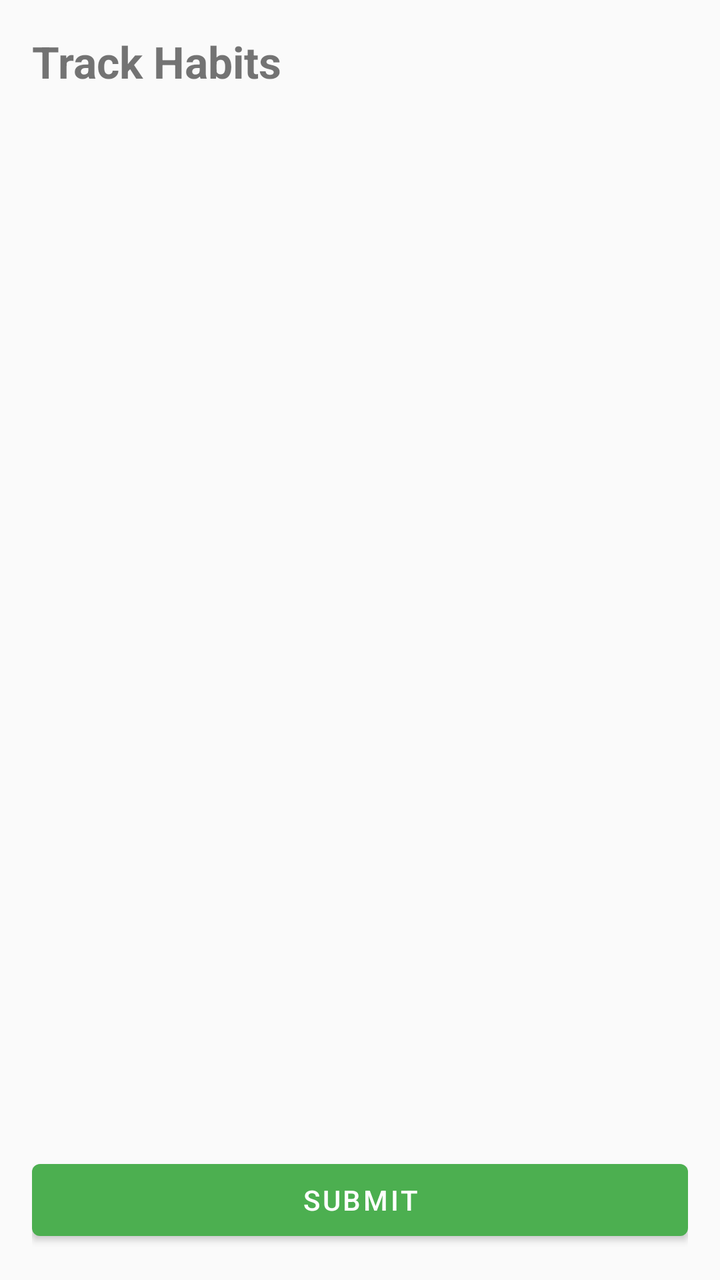
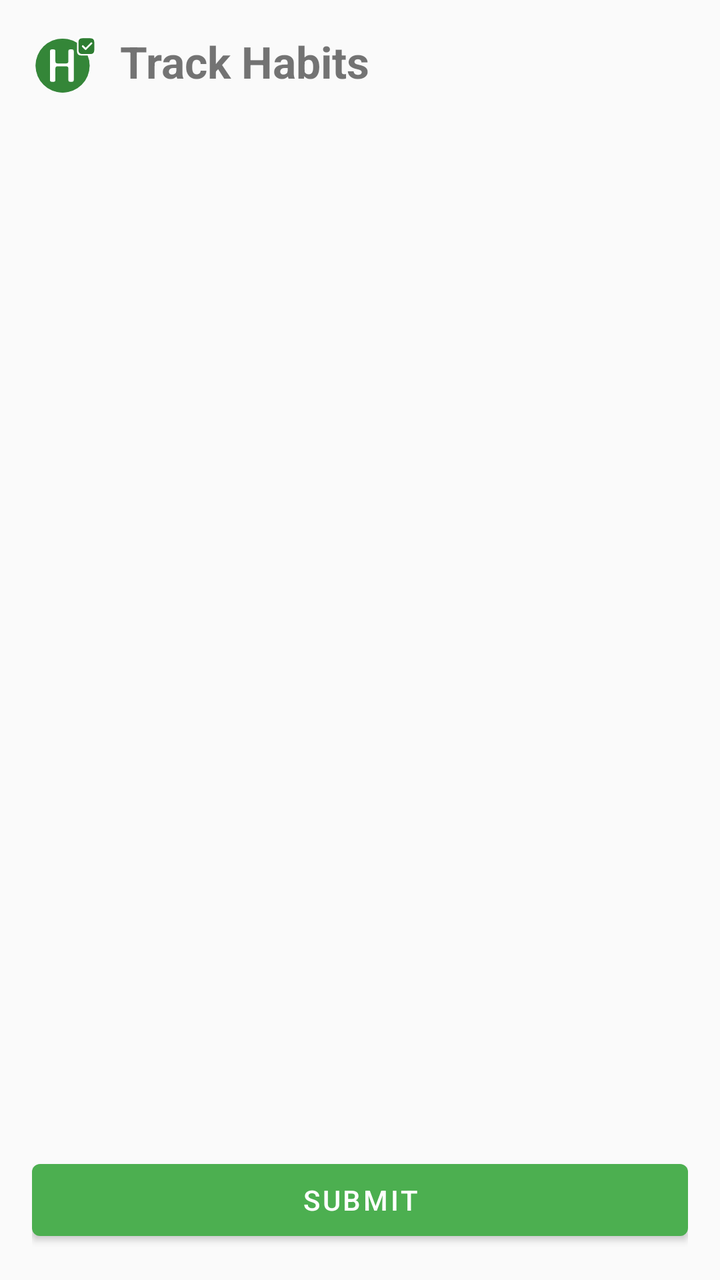

The first picture is an Android layout as it rendered before a commit; the second is the same layout after the commit. The layout source and the unified diff follow.
<!-- AndroidManifest.xml: application theme Theme.HabitEvaluator -->
<!-- res/layout/activity_track_habits.xml -->
<?xml version="1.0" encoding="utf-8"?>
<androidx.constraintlayout.widget.ConstraintLayout xmlns:android="http://schemas.android.com/apk/res/android"
    xmlns:app="http://schemas.android.com/apk/res-auto"
    xmlns:tools="http://schemas.android.com/tools"
    android:layout_width="match_parent"
    android:layout_height="match_parent"
    android:padding="16dp"
    tools:context=".TrackHabitsActivity">

    <TextView
        android:id="@+id/trackTitle"
        android:layout_width="wrap_content"
        android:layout_height="wrap_content"
        android:text="@string/track_habits"
        android:textSize="22sp"
        android:textStyle="bold"
        app:layout_constraintStart_toStartOf="parent"
        app:layout_constraintTop_toTopOf="parent" />

    <TextView
        android:id="@+id/trackMessage"
        android:layout_width="0dp"
        android:layout_height="wrap_content"
        android:layout_marginTop="8dp"
        android:visibility="gone"
        android:textAlignment="center"
        app:layout_constraintEnd_toEndOf="parent"
        app:layout_constraintStart_toStartOf="parent"
        app:layout_constraintTop_toBottomOf="@id/trackTitle" />

    <androidx.recyclerview.widget.RecyclerView
        android:id="@+id/trackRecyclerView"
        android:layout_width="0dp"
        android:layout_height="0dp"
        android:layout_marginTop="12dp"
        app:layout_constraintBottom_toTopOf="@id/submitButton"
        app:layout_constraintEnd_toEndOf="parent"
        app:layout_constraintStart_toStartOf="parent"
        app:layout_constraintTop_toBottomOf="@id/trackMessage" />

    <TextView
        android:id="@+id/emptyText"
        android:layout_width="wrap_content"
        android:layout_height="wrap_content"
        android:text="@string/no_habits_found"
        android:textColor="@color/text_secondary"
        android:visibility="gone"
        app:layout_constraintBottom_toTopOf="@id/submitButton"
        app:layout_constraintEnd_toEndOf="parent"
        app:layout_constraintStart_toStartOf="parent"
        app:layout_constraintTop_toBottomOf="@id/trackMessage" />

    <com.google.android.material.button.MaterialButton
        android:id="@+id/submitButton"
        android:layout_width="match_parent"
        android:layout_height="wrap_content"
        android:layout_marginTop="12dp"
        android:text="@string/submit"
        app:layout_constraintBottom_toBottomOf="parent"
        app:layout_constraintEnd_toEndOf="parent"
        app:layout_constraintStart_toStartOf="parent" />
</androidx.constraintlayout.widget.ConstraintLayout>
<!-- resources referenced by this layout -->
<resources>
  <color name="text_secondary">#757575</color>
  <string name="no_habits_found">No habits found. Add a habit first.</string>
  <string name="submit">Submit</string>
  <string name="track_habits">Track Habits</string>
  <style name="Theme.HabitEvaluator" parent="Theme.MaterialComponents.DayNight.DarkActionBar">
          <item name="colorPrimary">@color/primary</item>
          <item name="colorPrimaryDark">@color/primary_dark</item>
          <item name="colorAccent">@color/accent</item>
          <item name="android:windowBackground">@color/background</item>
      </style>
  <color name="primary">#4CAF50</color>
  <color name="primary_dark">#388E3C</color>
  <color name="accent">#FFC107</color>
  <color name="background">#FAFAFA</color>
</resources>

<!-- the commit's change to res/layout/activity_track_habits.xml (unified diff, before → after) -->
@@ -7,14 +7,25 @@
     android:padding="16dp"
     tools:context=".TrackHabitsActivity">
 
+    <ImageView
+        android:id="@+id/appLogo"
+        android:layout_width="36dp"
+        android:layout_height="36dp"
+        android:src="@drawable/ic_launcher"
+        android:contentDescription="@string/app_name"
+        app:layout_constraintStart_toStartOf="parent"
+        app:layout_constraintTop_toTopOf="parent"
+        app:layout_constraintBottom_toBottomOf="@id/trackTitle" />
+
     <TextView
         android:id="@+id/trackTitle"
         android:layout_width="wrap_content"
         android:layout_height="wrap_content"
+        android:layout_marginStart="8dp"
         android:text="@string/track_habits"
         android:textSize="22sp"
         android:textStyle="bold"
-        app:layout_constraintStart_toStartOf="parent"
+        app:layout_constraintStart_toEndOf="@id/appLogo"
         app:layout_constraintTop_toTopOf="parent" />
 
     <TextView
<!-- resource entries referenced after the edit -->
@@ -1,6 +1,50 @@
 <!-- resources referenced by this layout -->
 <resources>
   <color name="text_secondary">#757575</color>
+  <!-- drawable ic_launcher (drawable) -->
+  <?xml version="1.0" encoding="utf-8"?>
+  <vector xmlns:android="http://schemas.android.com/apk/res/android"
+      android:width="108dp"
+      android:height="108dp"
+      android:viewportWidth="200"
+      android:viewportHeight="200">
+  
+      
+      <path
+          android:fillColor="#1B5E20"
+          android:pathData="M85,110m-75,0a75,75 0,1 1,150 0a75,75 0,1 1,-150 0" />
+  
+      
+      <path
+          android:fillColor="#4CAF50"
+          android:fillAlpha="0.5"
+          android:pathData="M85,110m-75,0a75,75 0,1 1,150 0a75,75 0,1 1,-150 0" />
+  
+      
+      <path
+          android:fillColor="#FFFFFF"
+          android:pathData="M50,70 L50,150 Q50,155 55,155 L60,155 Q65,155 65,150 L65,118 Q65,112 71,112 L95,112 Q101,112 101,118 L101,150 Q101,155 106,155 L111,155 Q116,155 116,150 L116,70 Q116,65 111,65 L106,65 Q101,65 101,70 L101,98 Q101,104 95,104 L71,104 Q65,104 65,98 L65,70 Q65,65 60,65 L55,65 Q50,65 50,70 Z" />
+  
+      
+      <path
+          android:fillColor="#FFFFFF"
+          android:pathData="M137,30 L165,30 Q177,30 177,42 L177,70 Q177,82 165,82 L137,82 Q125,82 125,70 L125,42 Q125,30 137,30 Z" />
+  
+      
+      <path
+          android:fillColor="#2E7D32"
+          android:pathData="M140,34 L162,34 Q173,34 173,45 L173,67 Q173,78 162,78 L140,78 Q129,78 129,67 L129,45 Q129,34 140,34 Z" />
+  
+      
+      <path
+          android:fillColor="@android:color/transparent"
+          android:pathData="M141,56 L149,64 L165,48"
+          android:strokeWidth="5"
+          android:strokeColor="#FFFFFF"
+          android:strokeLineCap="round"
+          android:strokeLineJoin="round" />
+  </vector>
+  <string name="app_name">Habit Evaluator</string>
   <string name="no_habits_found">No habits found. Add a habit first.</string>
   <string name="submit">Submit</string>
   <string name="track_habits">Track Habits</string>
